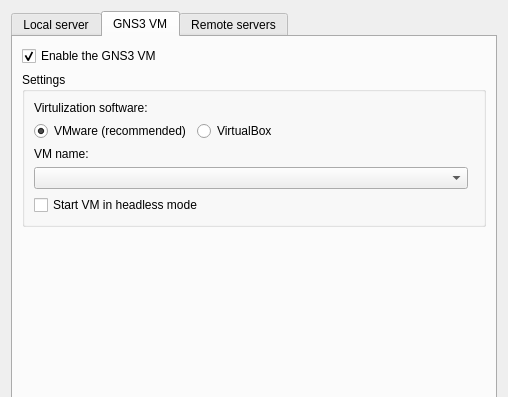
Qt form gns3/ui/server_preferences_page.ui (GNS3/gns3-gui) before a commit; both pictures show x 0 to 508 and y 0 to 397 of the 508 by 609 pixel window.
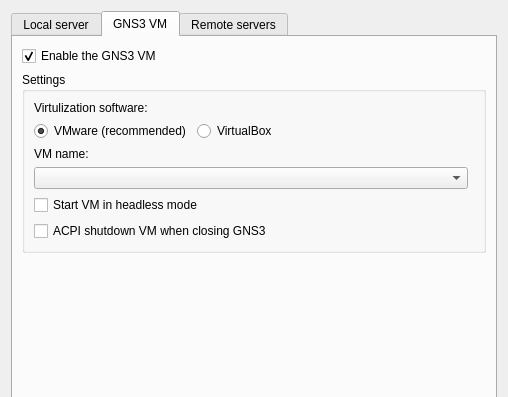
The same form after that commit. The open tabs and pages were chosen to show the change.

Commit message: Support to shutdown the GNS3 VM when closing GNS3.

The edit to the form file:
```diff
--- a/gns3/ui/server_preferences_page.ui
+++ b/gns3/ui/server_preferences_page.ui
@@ -387,6 +387,13 @@
             </property>
            </widget>
           </item>
+          <item row="6" column="0">
+           <widget class="QCheckBox" name="uiShutdownCheckBox">
+            <property name="text">
+             <string>ACPI shutdown VM when closing GNS3</string>
+            </property>
+           </widget>
+          </item>
          </layout>
         </widget>
        </item>
```
The commit also changes 8 other files.
